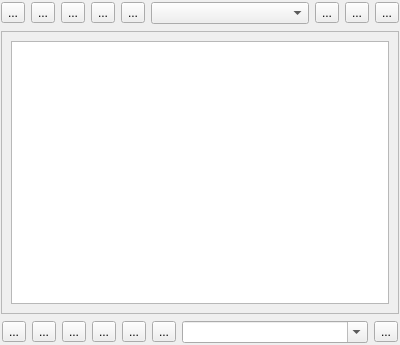
Qt form dirform.ui (nextuser/qt-moredirs) before a commit.
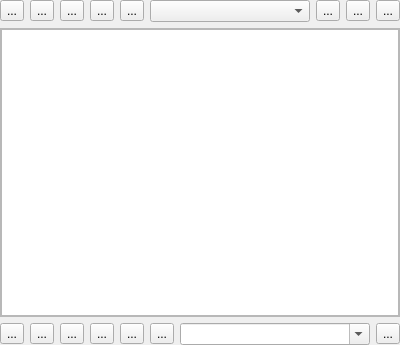
The same form after that commit. The open tabs and pages were chosen to show the change. Icons and pictures are not drawn.

Patch:
```diff
--- a/dirform.ui
+++ b/dirform.ui
@@ -10,36 +10,48 @@
     <height>345</height>
    </rect>
   </property>
+  <property name="sizePolicy">
+   <sizepolicy hsizetype="Preferred" vsizetype="Preferred">
+    <horstretch>0</horstretch>
+    <verstretch>0</verstretch>
+   </sizepolicy>
+  </property>
   <property name="windowTitle">
    <string>Form</string>
   </property>
-  <layout class="QVBoxLayout" name="verticalLayout" stretch="0,1,0">
+  <layout class="QGridLayout" name="gridLayout" rowstretch="0,1,0">
    <property name="leftMargin">
-    <number>1</number>
+    <number>0</number>
    </property>
    <property name="topMargin">
-    <number>1</number>
+    <number>0</number>
    </property>
    <property name="rightMargin">
-    <number>1</number>
+    <number>0</number>
    </property>
    <property name="bottomMargin">
-    <number>1</number>
+    <number>0</number>
    </property>
-   <item>
+   <item row="0" column="0">
     <widget class="QFrame" name="frameup">
-     <layout class="QHBoxLayout" name="horizontalLayout" stretch="0,0,0,0,0,0,0,0,0">
+     <property name="sizePolicy">
+      <sizepolicy hsizetype="Expanding" vsizetype="Fixed">
+       <horstretch>0</horstretch>
+       <verstretch>0</verstretch>
+      </sizepolicy>
+     </property>
+     <layout class="QHBoxLayout" name="horizontalLayout" stretch="0,0,0,0,0,1,0,0,0">
       <property name="leftMargin">
        <number>0</number>
       </property>
       <property name="topMargin">
-       <number>1</number>
+       <number>0</number>
       </property>
       <property name="rightMargin">
        <number>0</number>
       </property>
       <property name="bottomMargin">
-       <number>1</number>
+       <number>0</number>
       </property>
       <item>
        <widget class="QToolButton" name="toolButtonPrev">
@@ -182,7 +194,7 @@
      </layout>
     </widget>
    </item>
-   <item>
+   <item row="1" column="0">
     <widget class="QFrame" name="frameContent">
      <property name="frameShape">
       <enum>QFrame::StyledPanel</enum>
@@ -191,10 +203,25 @@
       <enum>QFrame::Raised</enum>
      </property>
      <layout class="QVBoxLayout" name="verticalLayout_2">
+      <property name="sizeConstraint">
+       <enum>QLayout::SetDefaultConstraint</enum>
+      </property>
+      <property name="leftMargin">
+       <number>0</number>
+      </property>
+      <property name="topMargin">
+       <number>0</number>
+      </property>
+      <property name="rightMargin">
+       <number>0</number>
+      </property>
+      <property name="bottomMargin">
+       <number>0</number>
+      </property>
       <item>
        <widget class="QStackedWidget" name="stackedWidget">
         <property name="currentIndex">
-         <number>0</number>
+         <number>2</number>
         </property>
         <widget class="QWidget" name="page">
          <layout class="QVBoxLayout" name="verticalLayout_3">
@@ -211,7 +238,11 @@
            <number>0</number>
           </property>
           <item>
-           <widget class="QTableView" name="tableView"/>
+           <widget class="QTableView" name="tableView">
+            <property name="autoScrollMargin">
+             <number>3</number>
+            </property>
+           </widget>
           </item>
          </layout>
         </widget>
@@ -258,20 +289,26 @@
      </layout>
     </widget>
    </item>
-   <item>
+   <item row="2" column="0">
     <widget class="QFrame" name="framedown">
-     <layout class="QHBoxLayout" name="horizontalLayout_2">
+     <property name="sizePolicy">
+      <sizepolicy hsizetype="Expanding" vsizetype="Fixed">
+       <horstretch>0</horstretch>
+       <verstretch>0</verstretch>
+      </sizepolicy>
+     </property>
+     <layout class="QHBoxLayout" name="horizontalLayout_2" stretch="0,0,0,0,0,0,1,0">
       <property name="leftMargin">
-       <number>1</number>
+       <number>0</number>
       </property>
       <property name="topMargin">
-       <number>1</number>
+       <number>0</number>
       </property>
       <property name="rightMargin">
-       <number>1</number>
+       <number>0</number>
       </property>
       <property name="bottomMargin">
-       <number>1</number>
+       <number>0</number>
       </property>
       <item>
        <widget class="QToolButton" name="toolButtonCut">
@@ -601,6 +638,18 @@
     <enum>QAction::NoRole</enum>
    </property>
   </action>
+  <action name="actionNew_Folder">
+   <property name="icon">
+    <iconset resource="res.qrc">
+     <normaloff>:/new/icons/icons/addfolder2.png</normaloff>:/new/icons/icons/addfolder2.png</iconset>
+   </property>
+   <property name="text">
+    <string>New Folder</string>
+   </property>
+   <property name="menuRole">
+    <enum>QAction::NoRole</enum>
+   </property>
+  </action>
  </widget>
  <resources>
   <include location="res.qrc"/>
```
